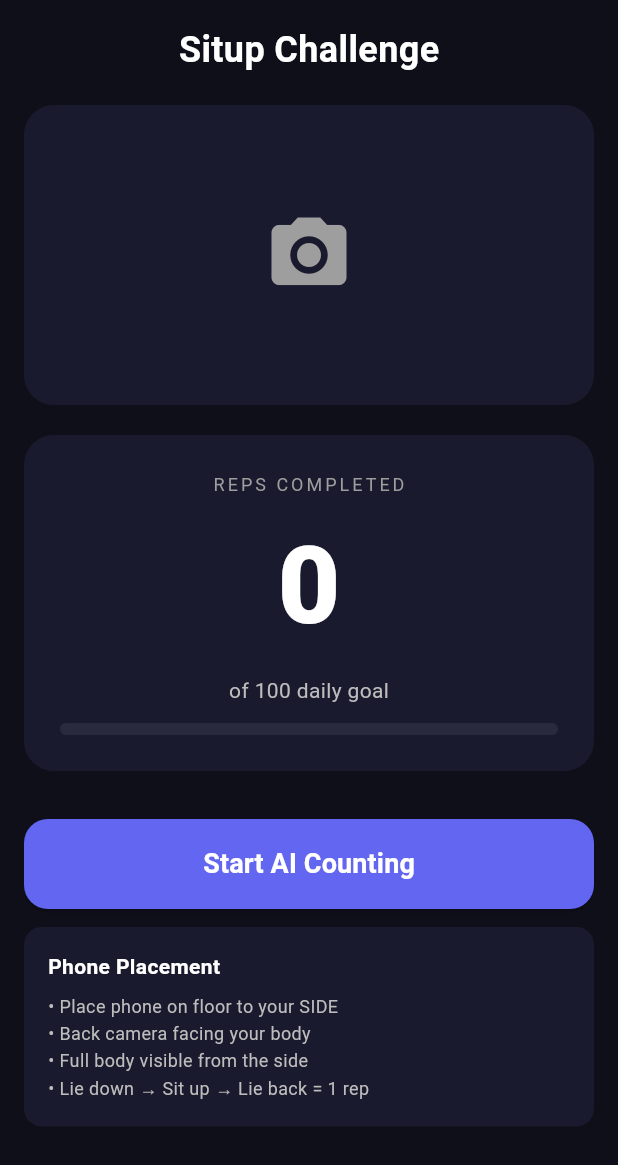
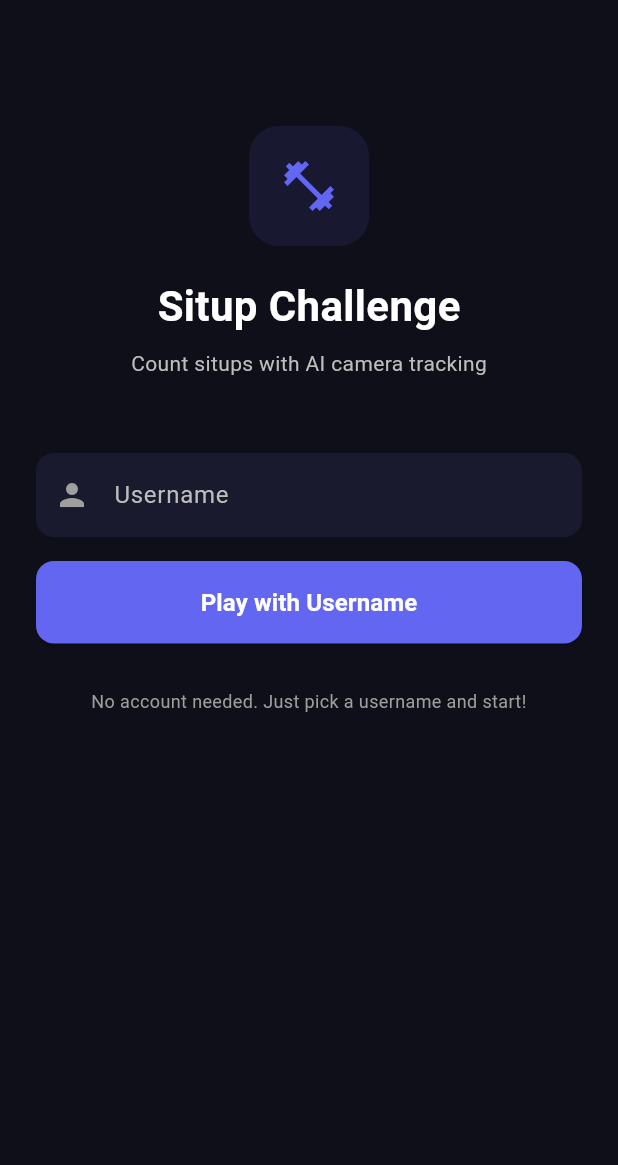
Before and after one commit to Dharmamukunthan/situp-challenge-app, a Flutter app: the screen it shows after launch, on a phone screen of 412 x 824 dp. Shown: the top 1165 px of the screen. Run offline on Flutter 3.47's test engine with Material 3 defaults, Android fonts, the phone set to English and light mode, and no system bars; our stand-ins replace camera, shared_preferences; missing offline and left inert: google_mlkit_pose_detection.

```diff
--- a/flutter_app/lib/main.dart
+++ b/flutter_app/lib/main.dart
@@ -1,5 +1,7 @@
 import 'package:flutter/material.dart';
-import 'screens/situp_counter.dart';
+import 'package:shared_preferences/shared_preferences.dart';
+import 'screens/auth_screen.dart';
+import 'screens/dashboard_screen.dart';
 
 void main() {
   WidgetsFlutterBinding.ensureInitialized();
@@ -22,7 +24,44 @@ class SitupChallengeApp extends StatelessWidget {
         useMaterial3: true,
         scaffoldBackgroundColor: const Color(0xFF0F0F1A),
       ),
-      home: const SitupCounterScreen(),
+      home: const AuthWrapper(),
     );
   }
 }
+
+class AuthWrapper extends StatefulWidget {
+  const AuthWrapper({super.key});
+
+  @override
+  State<AuthWrapper> createState() => _AuthWrapperState();
+}
+
+class _AuthWrapperState extends State<AuthWrapper> {
+  bool _checking = true;
+  bool _isLoggedIn = false;
+
+  @override
+  void initState() {
+    super.initState();
+    _checkAuth();
+  }
+
+  void _checkAuth() async {
+    final prefs = await SharedPreferences.getInstance();
+    final userId = prefs.getString('user_id');
+    setState(() {
+      _isLoggedIn = userId != null;
+      _checking = false;
+    });
+  }
+
+  @override
+  Widget build(BuildContext context) {
+    if (_checking) {
+      return const Scaffold(
+        body: Center(child: CircularProgressIndicator()),
+      );
+    }
+    return _isLoggedIn ? const DashboardScreen() : const AuthScreen();
+  }
+}
--- /dev/null
+++ b/flutter_app/lib/screens/auth_screen.dart
@@ -0,0 +1,146 @@
+import 'package:flutter/material.dart';
+import 'package:shared_preferences/shared_preferences.dart';
+import 'dashboard_screen.dart';
+
+class AuthScreen extends StatefulWidget {
+  const AuthScreen({super.key});
+
+  @override
+  State<AuthScreen> createState() => _AuthScreenState();
+}
+
+class _AuthScreenState extends State<AuthScreen> {
+  final _usernameController = TextEditingController();
+  final _emailController = TextEditingController();
+  bool _isLoading = false;
+  String? _error;
+
+  @override
+  void initState() {
+    super.initState();
+    _checkExistingUser();
+  }
+
+  void _checkExistingUser() async {
+    final prefs = await SharedPreferences.getInstance();
+    final userId = prefs.getString('user_id');
+    if (userId != null && mounted) {
+      Navigator.pushReplacement(
+        context,
+        MaterialPageRoute(builder: (_) => const DashboardScreen()),
+      );
+    }
+  }
+
+  void _loginWithUsername() async {
+    if (_usernameController.text.trim().length < 2) {
+      setState(() => _error = "Username must be at least 2 characters");
+      return;
+    }
+
+    setState(() { _isLoading = true; _error = null; });
+
+    try {
+      final username = _usernameController.text.trim().toLowerCase();
+      final userId = 'user_${username}_${DateTime.now().millisecondsSinceEpoch}';
+
+      final prefs = await SharedPreferences.getInstance();
+      await prefs.setString('user_id', userId);
+      await prefs.setString('username', username);
+
+      if (mounted) {
+        Navigator.pushReplacement(
+          context,
+          MaterialPageRoute(builder: (_) => const DashboardScreen()),
+        );
+      }
+    } catch (e) {
+      setState(() { _error = e.toString(); _isLoading = false; });
+    }
+  }
+
+  @override
+  Widget build(BuildContext context) {
+    return Scaffold(
+      body: SafeArea(
+        child: SingleChildScrollView(
+          padding: const EdgeInsets.all(24),
+          child: Column(
+            crossAxisAlignment: CrossAxisAlignment.center,
+            children: [
+              const SizedBox(height: 60),
+              Container(
+                width: 80,
+                height: 80,
+                decoration: BoxDecoration(
+                  color: const Color(0xFF6366F1).withOpacity(0.1),
+                  borderRadius: BorderRadius.circular(20),
+                ),
+                child: const Icon(Icons.fitness_center, size: 40, color: Color(0xFF6366F1)),
+              ),
+              const SizedBox(height: 20),
+              const Text(
+                "Situp Challenge",
+                style: TextStyle(fontSize: 28, fontWeight: FontWeight.bold, color: Colors.white),
+              ),
+              const SizedBox(height: 8),
+              Text(
+                "Count situps with AI camera tracking",
+                style: TextStyle(fontSize: 14, color: Colors.grey[400]),
+              ),
+              const SizedBox(height: 50),
+
+              // Username login
+              TextField(
+                controller: _usernameController,
+                style: const TextStyle(color: Colors.white),
+                decoration: InputDecoration(
+                  labelText: "Username",
+                  labelStyle: TextStyle(color: Colors.grey[400]),
+                  filled: true,
+                  fillColor: const Color(0xFF1A1A2E),
+                  border: OutlineInputBorder(
+                    borderRadius: BorderRadius.circular(12),
+                    borderSide: BorderSide.none,
+                  ),
+                  prefixIcon: const Icon(Icons.person, color: Colors.grey),
+                ),
+              ),
+              const SizedBox(height: 16),
+
+              SizedBox(
+                width: double.infinity,
+                height: 55,
+                child: ElevatedButton(
+                  onPressed: _isLoading ? null : _loginWithUsername,
+                  style: ElevatedButton.styleFrom(
+                    backgroundColor: const Color(0xFF6366F1),
+                    foregroundColor: Colors.white,
+                    shape: RoundedRectangleBorder(borderRadius: BorderRadius.circular(12)),
+                  ),
+                  child: _isLoading
+                      ? const CircularProgressIndicator(color: Colors.white)
+                      : const Text("Play with Username", style: TextStyle(fontSize: 16, fontWeight: FontWeight.bold)),
+                ),
+              ),
+
+              if (_error != null)
+                Padding(
+                  padding: const EdgeInsets.only(top: 16),
+                  child: Text(_error!, style: const TextStyle(color: Colors.red, fontSize: 12)),
+                ),
+
+              const SizedBox(height: 30),
+
+              Text(
+                "No account needed. Just pick a username and start!",
+                style: TextStyle(fontSize: 12, color: Colors.grey[500]),
+                textAlign: TextAlign.center,
+              ),
+            ],
+          ),
+        ),
+      ),
+    );
+  }
+}
--- a/flutter_app/pubspec.yaml
+++ b/flutter_app/pubspec.yaml
@@ -13,6 +13,7 @@ dependencies:
   google_mlkit_pose_detection: ^0.12.0
   permission_handler: ^11.3.0
   shared_preferences: ^2.3.0
+  http: ^1.2.0
 
 dev_dependencies:
   flutter_test:
```
Also changed, not shown: flutter_app/lib/screens/dashboard_screen.dart (added, +122 -0 lines), flutter_app/lib/screens/leaderboard_screen.dart (added, +171 -0 lines), flutter_app/lib/services/convex_service.dart (added, +112 -0 lines).
